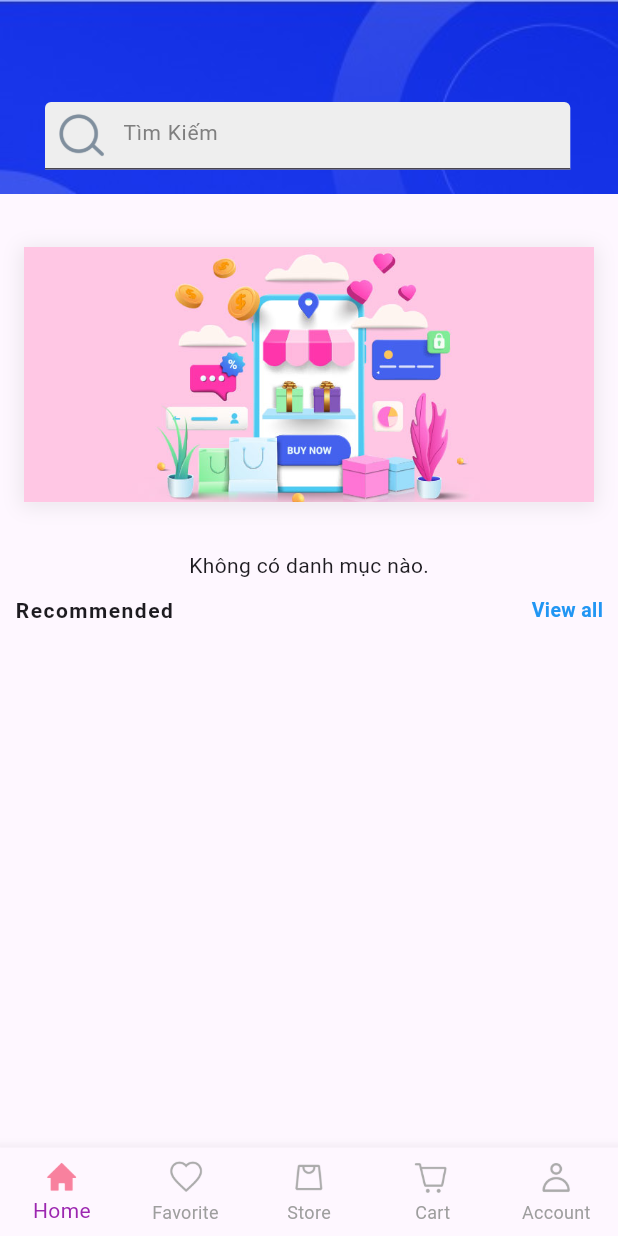
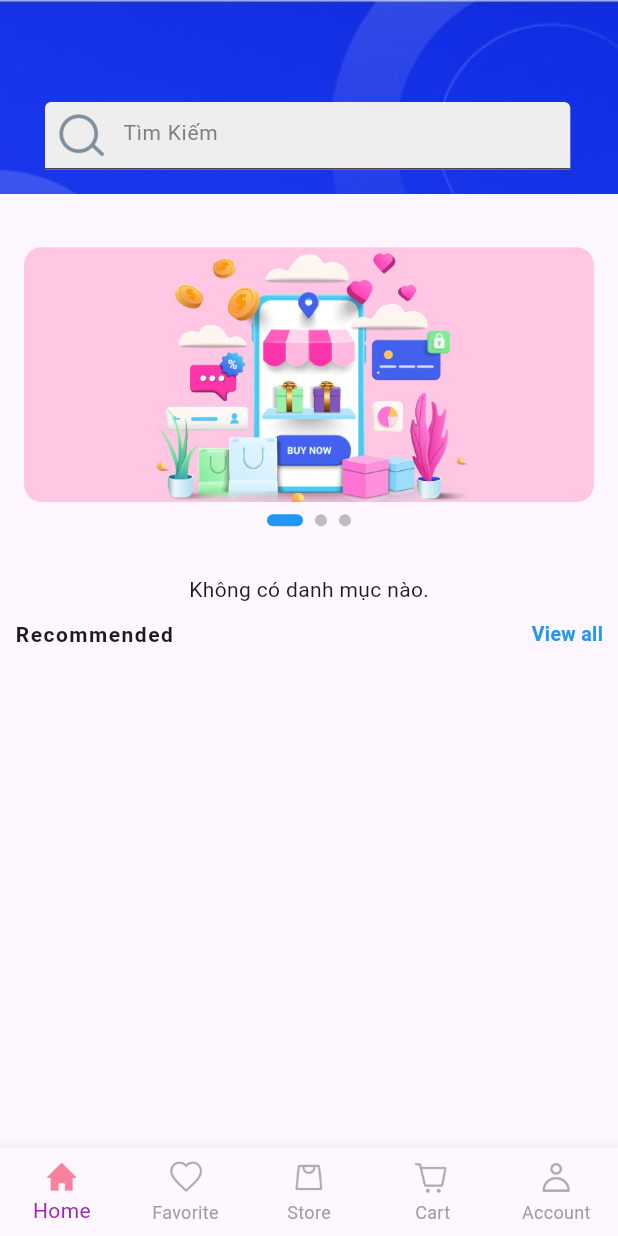
Before and after one commit to hieunguyen1912/AppDevelopment, a Flutter app: the screen it shows after launch, on a phone screen of 412 x 824 dp. Run offline on Flutter 3.47's test engine with Material 3 defaults, Android fonts, the phone set to English and light mode, and no system bars; drawn by our look-alikes of smooth_page_indicator; our stand-ins replace badges, cloud_firestore, file_picker, firebase_auth, firebase_core, firebase_storage and 3 more; missing offline and left inert: flutter_admin_scaffold; accounts and stored records are empty.

Commit message:
fix banner widget

```diff
--- a/Group7Project/Ecommerceapp/tmdt_app/lib/views/screens/nav_screens/widgets/banner_widgets.dart
+++ b/Group7Project/Ecommerceapp/tmdt_app/lib/views/screens/nav_screens/widgets/banner_widgets.dart
@@ -1,4 +1,5 @@
 import 'package:flutter/material.dart';
+import 'package:smooth_page_indicator/smooth_page_indicator.dart';
 
 class BannerWidget extends StatefulWidget {
   const BannerWidget({super.key});
@@ -14,34 +15,53 @@ class _BannerWidgetState extends State<BannerWidget> {
     'assets/images/banner3.jpg',
   ];
 
+  final PageController _pageController = PageController();
+
   @override
   Widget build(BuildContext context) {
+    return LayoutBuilder(
+      builder: (context, constraints) {
         return Padding(
           padding: const EdgeInsets.symmetric(horizontal: 16).copyWith(bottom: 32),
-      child: Container(
-        width: MediaQuery.of(context).size.width,
+          child: Column(
+            children: [
+              SizedBox(
+                width: constraints.maxWidth,
                 height: 170,
-        decoration: BoxDecoration(
-          color: Color(0xFFF7F7F7),
-          boxShadow: [
-            BoxShadow(
-              color: Colors.grey.withOpacity(0.2),
-              spreadRadius: 2,
-              blurRadius: 10,
-              offset: const Offset(0, 2),
-            )
-          ]
-        ),
                 child: PageView.builder(
+                  controller: _pageController,
                   itemCount: bannerImages.length,
                   itemBuilder: (context, index) {
-            return Image.asset(
+                    return ClipRRect(
+                      borderRadius: BorderRadius.circular(12),
+                      child: Image.asset(
                         bannerImages[index],
                         fit: BoxFit.cover,
+                        width: double.infinity,
+                      ),
                     );
                   },
                 ),
               ),
+              const SizedBox(height: 8),
+              _buildIndicator(),
+            ],
+          ),
+        );
+      },
+    );
+  }
+
+  Widget _buildIndicator() {
+    return SmoothPageIndicator(
+      controller: _pageController,
+      count: bannerImages.length,
+      effect: ExpandingDotsEffect(
+        dotHeight: 8,
+        dotWidth: 8,
+        activeDotColor: Colors.blue,
+        dotColor: Colors.grey.shade400,
+      ),
     );
   }
 }
--- a/Group7Project/Ecommerceapp/tmdt_app/pubspec.yaml
+++ b/Group7Project/Ecommerceapp/tmdt_app/pubspec.yaml
@@ -44,6 +44,8 @@ dependencies:
   flutter_easyloading: ^3.0.5
   flutter_riverpod: ^2.6.1
   badges: ^3.1.2
+  smooth_page_indicator: ^1.0.0+2
+
 
 dev_dependencies:
   flutter_test:
```
Also changed, not shown: Group7Project/Ecommerceapp/tmdt_app/pubspec.lock. Lines whose indentation alone changed are shown as unchanged.
